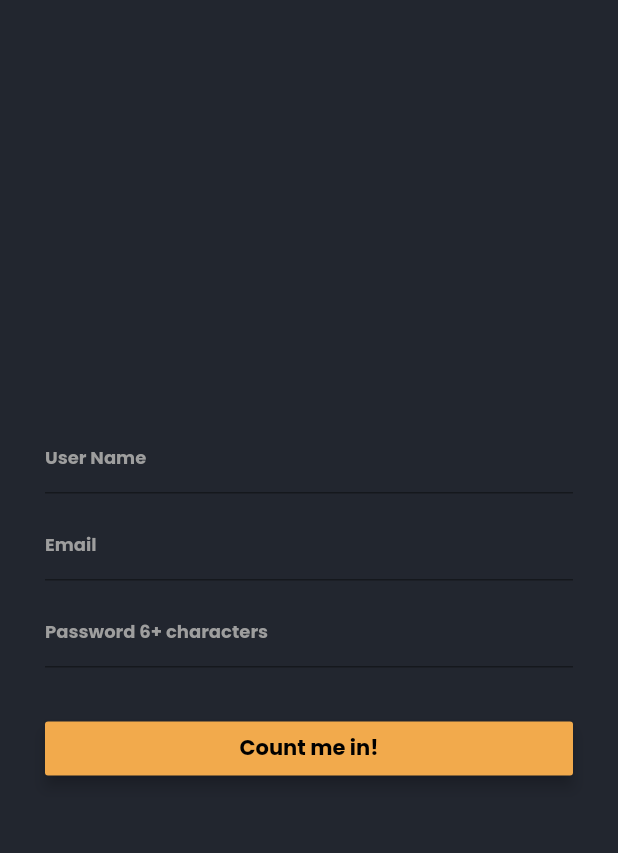
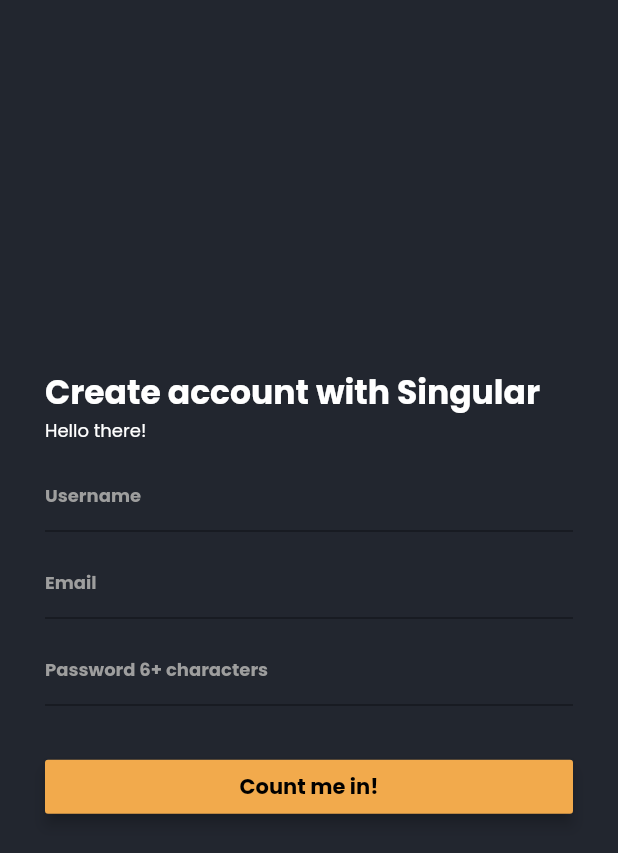
Before and after one commit to SunbakedCoast/p_singular, a Flutter app: the screen it shows after launch, after a tap on "Sign up", on a phone screen of 412 x 824 dp. Shown: the top 853 px of the screen. Run offline on Flutter 3.47's test engine with Material 2 defaults, Android fonts, the phone set to English and light mode, and no system bars; our stand-ins replace cloud_firestore, equatable, firebase_auth, firebase_core, flutter_bloc, google_fonts; accounts and stored records are empty.

Commit message:
pre-beta update

```diff
--- a/lib/BLOCS/BLOCS_AUTH/authentication_bloc.dart
+++ b/lib/BLOCS/BLOCS_AUTH/authentication_bloc.dart
@@ -47,6 +47,7 @@ class AuthenticationBloc
   }
 
   Stream<AuthenticationState> _mapUserLoggedOutToState() async* {
+    yield AuthenticationLoading();
     await _authenticationService.signOut();
     yield AuthenticationUnauthenticated();
   }
--- a/lib/BLOCS/BLOCS_CART/cart_state.dart
+++ b/lib/BLOCS/BLOCS_CART/cart_state.dart
@@ -16,3 +16,5 @@ class CartDataLoaded extends CartState {
 
   List<Object> get props => [cart];
 }
+
+class CartEmptyState extends CartState{}
--- /dev/null
+++ b/lib/BLOCS/BLOCS_DASHBOARD/dashboard.dart
@@ -0,0 +1,3 @@
+export 'dashboard_event.dart';
+export 'dashboard_state.dart';
+export 'dashboard_bloc.dart';
--- a/lib/UI/AUTH/signup_page.dart
+++ b/lib/UI/AUTH/signup_page.dart
@@ -68,7 +68,7 @@ class _SignUpFormState extends State<_SignUpForm> {
   final _userNameTextController = TextEditingController();
   final _emailTextController = TextEditingController();
   final _passwordTextController = TextEditingController();
-  bool _validate = false;
+  //bool _validate = false;
 
   Widget build(BuildContext context) {
     var _screenSize = MediaQuery.of(context).size;
@@ -84,11 +84,11 @@ class _SignUpFormState extends State<_SignUpForm> {
           userName: _userNameTextController.text,
           email: _emailTextController.text,
         )));
-      } else {
+      } /* else {
         setState(() {
           _validate = true;
         });
-      }
+      } */
     }
 
     return BlocListener<SignUpBloc, SignUpState>(listener: (context, state) {
@@ -108,8 +108,27 @@ class _SignUpFormState extends State<_SignUpForm> {
               physics: ScrollPhysics(),
               child: Column(
                 mainAxisAlignment: MainAxisAlignment.center,
+                crossAxisAlignment: CrossAxisAlignment.start,
                 mainAxisSize: MainAxisSize.min,
                 children: [
+                  Container(
+                    margin: const EdgeInsets.only(left: 30),
+                    child: Text('Create account with Singular',
+                    style: GoogleFonts.poppins(
+                      color: Colors.white,
+                      fontWeight: FontWeight.bold,
+                      fontSize: 22
+                    )),
+                  ),
+                   Container(
+                    margin: const EdgeInsets.only(left: 30),
+                    child: Text('Hello there!',
+                    style: GoogleFonts.poppins(
+                      color: Colors.white,
+                      fontWeight: FontWeight.w400,
+                      fontSize: 12
+                    )),
+                  ),
                   Container(
                     margin: const EdgeInsets.only(left: 30, right: 30, top: 10),
                     child: TextFormField(
@@ -119,7 +138,7 @@ class _SignUpFormState extends State<_SignUpForm> {
                       style: GoogleFonts.poppins(
                           color: Colors.white, fontWeight: FontWeight.bold),
                       decoration: InputDecoration(
-                        hintText: 'User Name',
+                        hintText: 'Username',
                         hintStyle:  GoogleFonts.poppins(
                             color: Colors.grey, fontWeight: FontWeight.bold),
                       ),
--- a/lib/WIDGETS/AUTH_START_STACK/widget_buttons.dart
+++ b/lib/WIDGETS/AUTH_START_STACK/widget_buttons.dart
@@ -6,7 +6,8 @@ import 'package:p_singular/pages.dart';
 class AuthButtons extends StatelessWidget {
   Widget build(BuildContext context) {
     return Positioned(
-        top: topMargin(context) + 20 + (mainSquareSize(context) + 120),
+        top: topMargin(context) + 20 +
+         (mainSquareSize(context) + 120),
         right: 20,
         child: Row(
           mainAxisAlignment: MainAxisAlignment.spaceEvenly,
@@ -22,7 +23,7 @@ class AuthButtons extends StatelessWidget {
                 child: Text(
                   'Sign in',
                   style: GoogleFonts.poppins(
-                      color: Colors.black, fontWeight: FontWeight.bold),
+                      color: Theme.of(context).accentColor, fontWeight: FontWeight.bold),
                 ),
               ),
             ),
```
Also changed, not shown: lib/BLOCS/BLOCS_SIGNIN/signin_bloc.dart (+11 -6 lines), lib/UI/AUTH/signin_page.dart (+23 -10 lines), lib/UI/CART/mycart.dart (+23 -24 lines), lib/UI/DASHBOARD/dashboard.dart (+26 -3 lines), lib/BLOCS/BLOCS_DASHBOARD/dashboard_bloc.dart (added), lib/BLOCS/BLOCS_DASHBOARD/dashboard_event.dart (added), lib/BLOCS/BLOCS_DASHBOARD/dashboard_state.dart (added).
